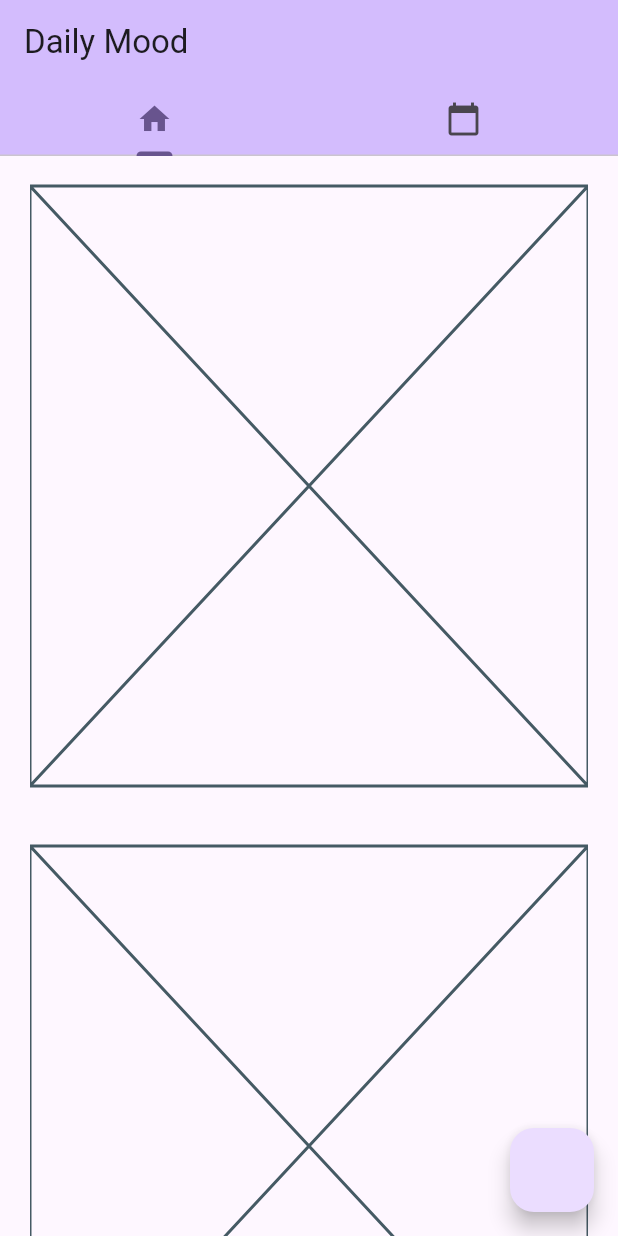
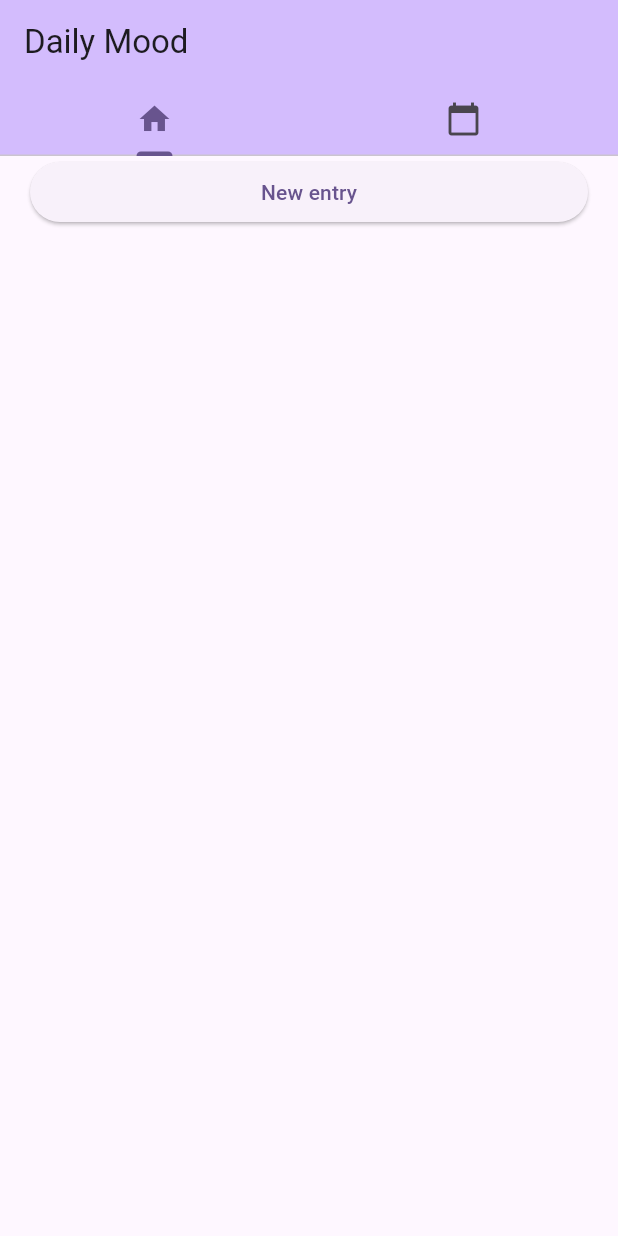
Before and after one commit to ju-rouaux/Highlight, a Flutter app: the screen it shows after launch, on a phone screen of 412 x 824 dp. Run offline on Flutter 3.47's test engine with Material 3 defaults, Android fonts, the phone set to English and light mode, and no system bars; our stand-ins replace image_picker, sqflite; accounts and stored records are empty.

Commit message:
Ajout persistance des données

```diff
--- a/lib/form_root.dart
+++ b/lib/form_root.dart
@@ -7,7 +7,9 @@ import 'package:flutter/material.dart';
 import 'package:provider/provider.dart';
 
 class FormRoot extends StatefulWidget {
-  const FormRoot({super.key});
+  const FormRoot({super.key, this.entry});
+
+  final Entry? entry;
 
   @override
   State<FormRoot> createState() => _FormRootState();
@@ -23,6 +25,7 @@ class _FormRootState extends State<FormRoot> {
 
   @override
   Widget build(BuildContext context) {
+    _imageAdded = widget.entry != null;
 
     return Scaffold(
 
@@ -36,7 +39,7 @@ class _FormRootState extends State<FormRoot> {
           Expanded(
 
             child: ChangeNotifierProvider(
-              create: (context) => Entry(),
+              create: (context) => widget.entry ?? Entry(),
 
               child: PageView(
                 controller: _pageController,
--- a/lib/form_validation.dart
+++ b/lib/form_validation.dart
@@ -11,14 +11,18 @@ class FormValidation extends StatefulWidget {
 }
 
 class _FormValidationState extends State<FormValidation> {
+
   @override
   Widget build(BuildContext context) {
+    Entry entry = Provider.of<Entry>(context, listen: false);
+
     return Column(
       children: [
-        PictureFrame(pictureModel: Provider.of<Entry>(context, listen: false)),
+        PictureFrame(pictureModel: entry),
         ElevatedButton(
           onPressed: () {
-            //TODO SAVE ENTRY
+            entry.updateDate(DateTime.now());
+            entry.saveEntry();
             Navigator.pop(context);
           },
           child: Text("Confirmer ?")
--- a/lib/main.dart
+++ b/lib/main.dart
@@ -50,15 +50,6 @@
               Placeholder()
             ],
           ),
-          // TODO TEMPORARY, REMOVE LATER
-          floatingActionButton: FloatingActionButton(
-            onPressed: () {
-              Navigator.push(
-                context,
-                MaterialPageRoute(builder: (context) => FormRoot()),
-              );
-            },
-          ),
         ));
   }
 }
--- a/lib/timeline.dart
+++ b/lib/timeline.dart
@@ -1,3 +1,5 @@
+import 'package:dailymood/entry.dart';
+import 'package:dailymood/form_root.dart';
 import 'package:dailymood/picture_frame.dart';
 import 'package:flutter/material.dart';
 
@@ -9,12 +11,39 @@ class Timeline extends StatefulWidget {
 }
 
 class _TimelineState extends State<Timeline> {
+  List<Entry> entries = [];
+
+  @override
+  void initState() {
+    super.initState();
+    loadEntries();
+  }
+
+  void loadEntries() async {
+    entries = await Entry.entries();
+    setState(() {});
+  }
+
   @override
   Widget build(BuildContext context) {
     return ListView.builder(
+      // TODO CHECK SI UNE ENTREE DU JOUR EST FAITE
+      itemCount: entries.length + 1, // +1 pour l'élément du haut
       itemBuilder: (context, index) {
-        return const Padding(
-            padding: EdgeInsets.symmetric(vertical: 20), child: Placeholder());
+        if (index == 0) {
+          return ElevatedButton(
+            onPressed: () {
+              Navigator.push(
+                context,
+                MaterialPageRoute(builder: (context) => FormRoot(entry: entries[0])),
+              );
+            },
+            child: Text("New entry")
+          ); // Customize this placeholder as needed
+        }
+        return Padding(
+            padding: EdgeInsets.symmetric(vertical: 20),
+            child: PictureFrame(pictureModel: entries[index - 1]));
       },
     );
   }
--- a/pubspec.yaml
+++ b/pubspec.yaml
@@ -30,6 +30,7 @@ dependencies:
   path_provider: ^2.1.2
   path: ^1.9.0
   provider: ^6.1.2
+  sqflite: ^2.3.2
 
 dev_dependencies:
   flutter_test:
```
Also changed, not shown: lib/entry.dart (+72 -1 lines), pubspec.lock, 1 other file.
